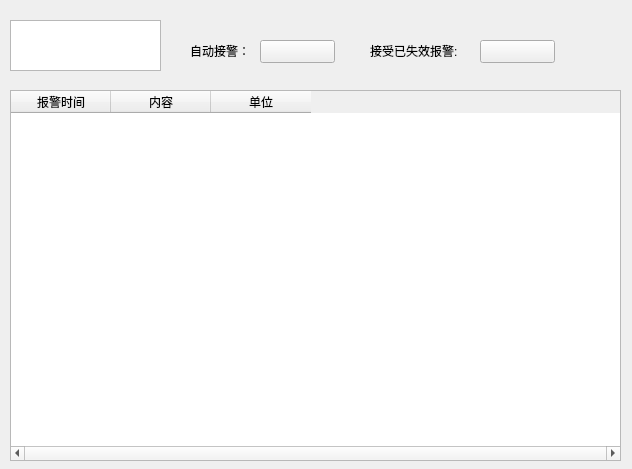
This is com/org/ui/plrecord.ui in td-leo/vzplmanager as Qt 5 draws it before an edit. The edited form follows.
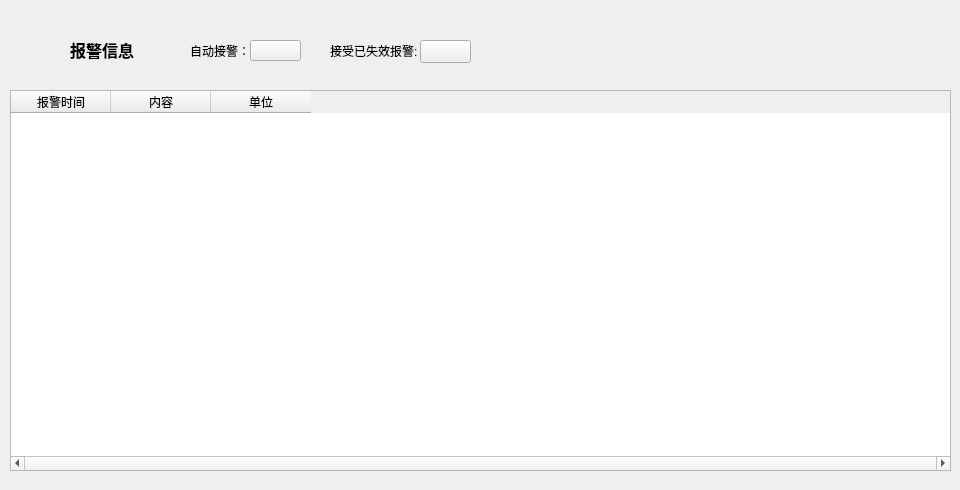
This is the edited form. Icons and pictures are not drawn.

```diff
--- a/com/org/ui/plrecord.ui
+++ b/com/org/ui/plrecord.ui
@@ -6,8 +6,8 @@
    <rect>
     <x>0</x>
     <y>0</y>
-    <width>632</width>
-    <height>469</height>
+    <width>960</width>
+    <height>490</height>
    </rect>
   </property>
   <property name="windowTitle">
@@ -18,8 +18,8 @@
     <rect>
      <x>10</x>
      <y>90</y>
-     <width>611</width>
-     <height>371</height>
+     <width>941</width>
+     <height>381</height>
     </rect>
    </property>
    <property name="horizontalScrollBarPolicy">
@@ -41,16 +41,6 @@
     </property>
    </column>
   </widget>
-  <widget class="QGraphicsView" name="graphicsView">
-   <property name="geometry">
-    <rect>
-     <x>10</x>
-     <y>20</y>
-     <width>151</width>
-     <height>51</height>
-    </rect>
-   </property>
-  </widget>
   <widget class="QLabel" name="label">
    <property name="geometry">
     <rect>
@@ -67,7 +57,7 @@
   <widget class="QLabel" name="label_2">
    <property name="geometry">
     <rect>
-     <x>370</x>
+     <x>330</x>
      <y>40</y>
      <width>91</width>
      <height>21</height>
@@ -80,27 +70,85 @@
   <widget class="QPushButton" name="pushButton">
    <property name="geometry">
     <rect>
-     <x>480</x>
+     <x>420</x>
      <y>40</y>
-     <width>75</width>
+     <width>51</width>
      <height>23</height>
     </rect>
    </property>
    <property name="text">
     <string/>
    </property>
+   <property name="icon">
+    <iconset>
+     <normaloff>../window/img/of.png</normaloff>../window/img/of.png</iconset>
+   </property>
+   <property name="iconSize">
+    <size>
+     <width>53</width>
+     <height>21</height>
+    </size>
+   </property>
   </widget>
   <widget class="QPushButton" name="pushButton_2">
    <property name="geometry">
     <rect>
-     <x>260</x>
+     <x>250</x>
      <y>40</y>
-     <width>75</width>
-     <height>23</height>
+     <width>51</width>
+     <height>21</height>
     </rect>
    </property>
    <property name="text">
     <string/>
+   </property>
+   <property name="icon">
+    <iconset>
+     <normaloff>../window/img/on.png</normaloff>../window/img/on.png</iconset>
+   </property>
+   <property name="iconSize">
+    <size>
+     <width>53</width>
+     <height>21</height>
+    </size>
+   </property>
+  </widget>
+  <widget class="QLabel" name="label_3">
+   <property name="geometry">
+    <rect>
+     <x>20</x>
+     <y>20</y>
+     <width>54</width>
+     <height>51</height>
+    </rect>
+   </property>
+   <property name="text">
+    <string/>
+   </property>
+   <property name="pixmap">
+    <pixmap>../window/img/policylogo.png</pixmap>
+   </property>
+  </widget>
+  <widget class="QLabel" name="label_4">
+   <property name="geometry">
+    <rect>
+     <x>70</x>
+     <y>30</y>
+     <width>81</width>
+     <height>41</height>
+    </rect>
+   </property>
+   <property name="lineWidth">
+    <number>0</number>
+   </property>
+   <property name="text">
+    <string>&lt;html&gt;&lt;head/&gt;&lt;body&gt;&lt;p&gt;&lt;span style=&quot; font-size:12pt; font-weight:600;&quot;&gt;报警信息&lt;/span&gt;&lt;/p&gt;&lt;/body&gt;&lt;/html&gt;</string>
+   </property>
+   <property name="textFormat">
+    <enum>Qt::RichText</enum>
+   </property>
+   <property name="margin">
+    <number>2</number>
    </property>
   </widget>
  </widget>
```
